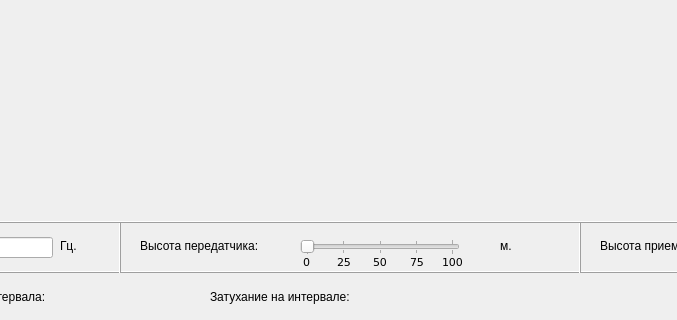
The window that src/nrrlsmainwindow.ui (shadowk1337/build-area-profile) describes before a commit, drawn with Qt 5; both pictures show x 350 to 1027 and y 448 to 768 of the 1360 by 768 pixel window.
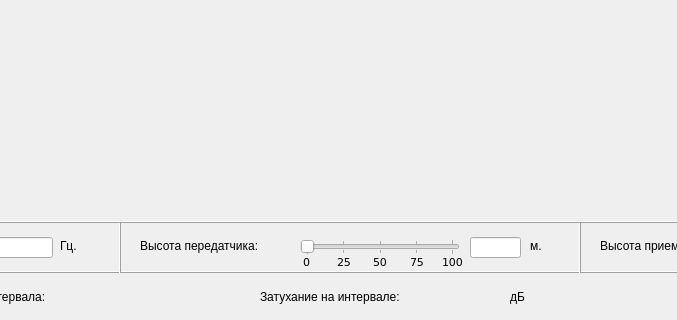
The same window after the commit. Custom widgets are drawn as their Qt base class.

What changed in the file:
```diff
--- a/src/nrrlsmainwindow.ui
+++ b/src/nrrlsmainwindow.ui
@@ -132,7 +132,7 @@
    <widget class="QLabel" name="label_interval_type_2">
     <property name="geometry">
      <rect>
-      <x>560</x>
+      <x>610</x>
       <y>736</y>
       <width>181</width>
       <height>17</height>
@@ -184,7 +184,7 @@
    <widget class="QLabel" name="label_sender_meas">
     <property name="geometry">
      <rect>
-      <x>850</x>
+      <x>880</x>
       <y>685</y>
       <width>67</width>
       <height>17</height>
@@ -552,7 +552,7 @@
      </rect>
     </property>
    </widget>
-   <widget class="QLabel" name="label_sender">
+   <widget class="QLineEdit" name="lineEdit_sender">
     <property name="geometry">
      <rect>
       <x>820</x>
@@ -561,10 +561,46 @@
       <height>21</height>
      </rect>
     </property>
+   </widget>
+   <widget class="QLabel" name="label_intervalType">
+    <property name="geometry">
+     <rect>
+      <x>430</x>
+      <y>736</y>
+      <width>161</width>
+      <height>17</height>
+     </rect>
+    </property>
     <property name="text">
      <string/>
     </property>
    </widget>
+   <widget class="QLabel" name="label_attentuationValue">
+    <property name="geometry">
+     <rect>
+      <x>800</x>
+      <y>736</y>
+      <width>81</width>
+      <height>17</height>
+     </rect>
+    </property>
+    <property name="text">
+     <string/>
+    </property>
+   </widget>
+   <widget class="QLabel" name="label_attentuationMeas">
+    <property name="geometry">
+     <rect>
+      <x>860</x>
+      <y>736</y>
+      <width>67</width>
+      <height>17</height>
+     </rect>
+    </property>
+    <property name="text">
+     <string>дБ</string>
+    </property>
+   </widget>
   </widget>
  </widget>
  <customwidgets>
```
Left out of the diff: 20 changed lines with no effect on the pictures.
